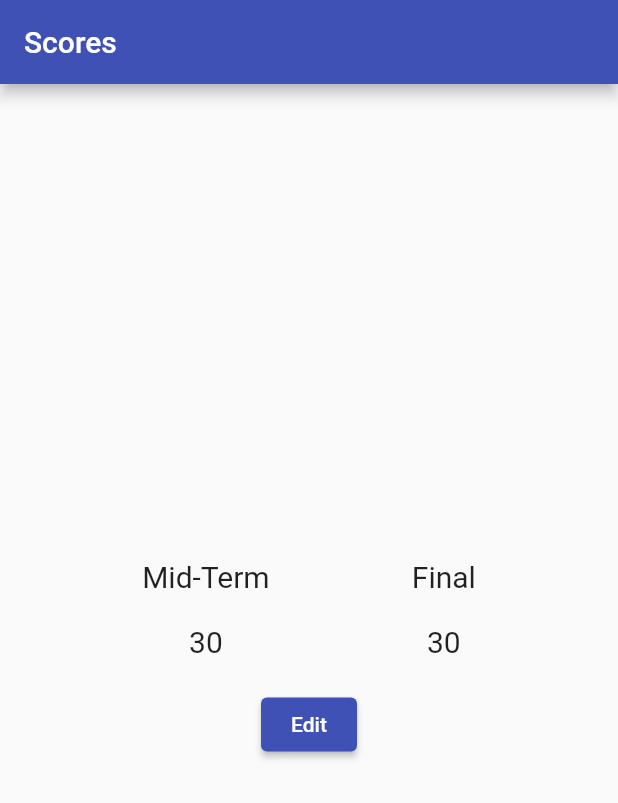
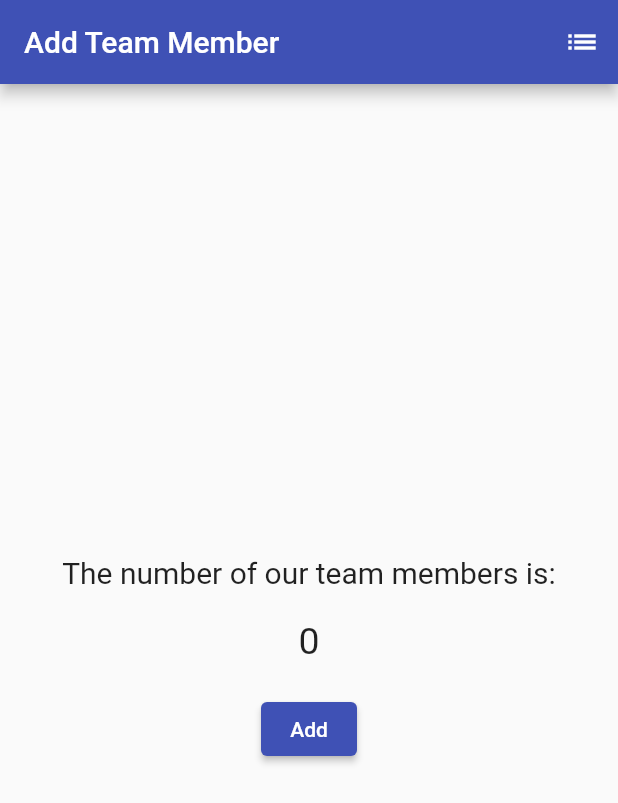
Before and after one commit to emotionalboySY/flutter_week12, a Flutter app: the screen it shows after launch, on a phone screen of 412 x 824 dp. Shown: the top 803 px of the screen. Run offline on Flutter 3.47's test engine with Material 2 defaults, Android fonts, the phone set to English and light mode, and no system bars; our stand-ins replace cloud_firestore, firebase_auth, firebase_core, flutter_chat_bubble, modal_progress_hud_nsn; accounts and stored records are empty.

Commit message:
Assignment 12 completed (source for lecture video deleted)

```diff
--- /dev/null
+++ b/flutter_week12/lib/addteammemberpage.dart
@@ -0,0 +1,120 @@
+import 'package:flutter/material.dart';
+import 'package:provider/provider.dart';
+
+import 'members.dart';
+import 'teammemberlistpage.dart';
+
+class AddTeamMemberPage extends StatelessWidget {
+  const AddTeamMemberPage({Key? key}) : super(key: key);
+
+  @override
+  Widget build(BuildContext context) {
+    return Scaffold(
+      appBar: AppBar(
+        title: const Text('Add Team Member'),
+        actions: [
+          IconButton(
+              onPressed: () {
+                Navigator.push(context, MaterialPageRoute(builder: (context) => const TeamMemberListPage()));
+              }, icon: const Icon(Icons.list)),
+        ],
+      ),
+      body: Column(
+        mainAxisAlignment: MainAxisAlignment.center,
+        children: [
+          const TeamMemberPanel(),
+          const SizedBox(
+            height: 20,
+          ),
+          ElevatedButton(
+              onPressed: () {
+                showModalBottomSheet(
+                    context: context,
+                    builder: (context) {
+                      String name = '';
+                      String number = '';
+                      return Padding(
+                        padding: EdgeInsets.only(bottom: MediaQuery.of(context).viewInsets.bottom),
+                        child: Container(
+                          height: 130,
+                          color: Colors.white,
+                          child: Center(
+                            child: Column(
+                              children: [
+                                Padding(
+                                  padding: const EdgeInsets.only(left: 16.0, right: 16.0),
+                                  child: Row(
+                                    mainAxisAlignment: MainAxisAlignment.center,
+                                    children: [
+                                      const Text("Student No.: "),
+                                      Expanded(
+                                        child: TextField(
+                                          onChanged: (value) {
+                                            number = value;
+                                          },
+                                        ),
+                                      ),
+                                      const Text("Name: "),
+                                      Expanded(
+                                        child: TextField(
+                                          onChanged: (value) {
+                                            name = value;
+                                          },
+                                        ),
+                                      ),
+                                    ],
+                                  ),
+                                ),
+                                const SizedBox(
+                                  height: 10,
+                                ),
+                                ElevatedButton(
+                                    onPressed: () {
+                                      context.read<Members>().addMember(name, number);
+                                      Navigator.pop(context);
+                                    },
+                                    child: const Text("Enter")),
+                              ],
+                            ),
+                          ),
+                        ),
+                      );
+                    }
+                );
+              },
+              child: const Text('Add')),
+        ],
+      ),
+    );
+  }
+}
+
+class TeamMemberPanel extends StatelessWidget {
+  const TeamMemberPanel({Key? key}) : super(key: key);
+
+  @override
+  Widget build(BuildContext context) {
+    return Center(
+      child: Column(
+        mainAxisAlignment: MainAxisAlignment.center,
+        children: [
+          const Text(
+            'The number of our team members is:',
+            style: TextStyle(
+              fontSize: 20,
+            ),
+          ),
+          const SizedBox(
+            height: 20,
+          ),
+          Text(
+            context.watch<Members>().arr.length.toString(),
+            style: const TextStyle(
+              fontSize: 25,
+            ),
+          ),
+        ],
+      ),
+    );
+  }
+}
--- a/flutter_week12/lib/editpage.dart
+++ /dev/null
@@ -1,76 +0,0 @@
-import 'package:flutter/material.dart';
-import 'package:provider/provider.dart';
-import 'scores.dart';
-
-class EditPage extends StatelessWidget {
-  const EditPage({Key? key}) : super(key: key);
-
-  @override
-  Widget build(BuildContext context) {
-    return ChangeNotifierProvider(
-      create: (BuildContext context) => DetailedScores(),
-      builder: (context, child) => Scaffold(
-        appBar: AppBar(
-          title: const Text('Edit Scores'),
-        ),
-        body: Column(
-          mainAxisAlignment: MainAxisAlignment.center,
-          children: [
-            EditPanel(),
-            Text('Additional Midterm', style: TextStyle(fontSize: 16),),
-            Text(context.watch<DetailedScores>().additionalMidterm.toString()),
-            Text('Additional Final', style: TextStyle(fontSize: 16),),
-            Text(context.watch<DetailedScores>().additionalFinal.toString()),
-          ],
-        ),
-      ),
-    );
-  }
-}
-
-class EditPanel extends StatelessWidget {
-  const EditPanel({Key? key}) : super(key: key);
-
-  @override
-  Widget build(BuildContext context) {
-    return Column(
-      mainAxisAlignment: MainAxisAlignment.center,
-      children: [
-        Row(
-          mainAxisAlignment: MainAxisAlignment.center,
-          children: [
-            Container(child: Text('Mid-Term', style: TextStyle(fontSize: 16),), width: 100,),
-            TextButton(
-                onPressed: () {
-                  context.read<Scores>().decreaseMidTerm();
-                  },
-                child: Text('-', style: TextStyle(fontSize: 16),)),
-            Text(context.select((Scores s) => s.midTermExam).toString(), style: TextStyle(fontSize: 16),),
-            TextButton(
-                onPressed: () {
-                  context.read<Scores>().increaseMidTerm();
-                },
-                child: Text('+', style: TextStyle(fontSize: 16),)),
-          ],
-        ),
-        Row(
-          mainAxisAlignment: MainAxisAlignment.center,
-          children: [
-            Container(child: Text('Final', style: TextStyle(fontSize: 16),), width: 100,),
-            TextButton(
-                onPressed: () {
-                  context.read<Scores>().decreaseFinal();
-                },
-                child: Text('-', style: TextStyle(fontSize: 16),)),
-            Text(context.select((Scores s) => s.finalExam).toString(), style: TextStyle(fontSize: 16),),
-            TextButton(
-                onPressed: () {
-                  context.read<Scores>().increaseFinal();
-                },
-                child: Text('+', style: TextStyle(fontSize: 16),)),
-          ],
-        ),
-      ],
-    );
-  }
-}
--- a/flutter_week12/lib/main.dart
+++ b/flutter_week12/lib/main.dart
@@ -1,7 +1,6 @@
 import 'package:flutter/material.dart';
-import 'package:flutter_week12/scorepage.dart';
-import 'package:flutter_week12/scores.dart';
-import 'editpage.dart';
+import 'package:flutter_week12/addteammemberpage.dart';
+import 'package:flutter_week12/members.dart';
 import 'package:provider/provider.dart';
 
 void main() {
@@ -14,13 +13,13 @@ class MyApp extends StatelessWidget {
   @override
   Widget build(BuildContext context) {
     return ChangeNotifierProvider(
-      create: (BuildContext context) => Scores(),
+      create: (BuildContext context) => Members(),
       builder: (context, child) => MaterialApp(
         title: 'My App',
         theme: ThemeData(
           primarySwatch: Colors.indigo,
         ),
-        home: ScorePage(),
+        home: const AddTeamMemberPage(),
       ),
     );
   }
--- /dev/null
+++ b/flutter_week12/lib/members.dart
@@ -0,0 +1,26 @@
+import 'package:flutter/material.dart';
+
+class Members with ChangeNotifier {
+  List<MemberDetail> arr = [];
+
+  addMember(String name, String number) {
+    MemberDetail temp = MemberDetail(name, number);
+    arr.add(temp);
+    notifyListeners();
+  }
+
+  delMember(int index) {
+    arr.removeAt(index);
+    notifyListeners();
+  }
+}
+
+class MemberDetail {
+  String name = '';
+  String number = '00000000';
+
+  MemberDetail(String n, String no) {
+    name = n;
+    number = no;
+  }
+}
--- a/flutter_week12/lib/scorepage.dart
+++ /dev/null
@@ -1,62 +0,0 @@
-import 'package:flutter/material.dart';
-import 'editpage.dart';
-import 'package:provider/provider.dart';
-import 'scores.dart';
-
-class ScorePage extends StatelessWidget {
-  const ScorePage({Key? key}) : super(key: key);
-
-  @override
-  Widget build(BuildContext context) {
-    return Scaffold(
-      appBar: AppBar(
-        title: const Text('Scores'),
-      ),
-      body: Column(
-        mainAxisAlignment: MainAxisAlignment.center,
-        children: [
-          const ScorePanel(),
-          const SizedBox(
-            height: 20,
-          ),
-          ElevatedButton(onPressed: () {
-            Navigator.push(context, MaterialPageRoute(builder: (context) => EditPage()));
-          }, child: const Text('Edit')),
-        ],
-      ),
-    );
-  }
-}
-
-class ScorePanel extends StatelessWidget {
-  const ScorePanel({Key? key}) : super(key: key);
-
-  @override
-  Widget build(BuildContext context) {
-    return Row(
-      mainAxisAlignment: MainAxisAlignment.spaceEvenly,
-      children: [
-        Column(
-          mainAxisAlignment: MainAxisAlignment.center,
-          children: [
-            const Text('Mid-Term', style: TextStyle(fontSize: 20),),
-            const SizedBox(
-              height: 20,
-            ),
-            Text(context.watch<Scores>().midTermExam.toString(), style: TextStyle(fontSize: 20),),
-          ],
-        ),
-        Column(
-          mainAxisAlignment: MainAxisAlignment.center,
-          children: [
-            const Text('Final', style: TextStyle(fontSize: 20),),
-            const SizedBox(
-              height: 20,
-            ),
-            Text(context.watch<Scores>().finalExam.toString(), style: TextStyle(fontSize: 20),),
-          ],
-        ),
-      ],
-    );
-  }
-}
```
Also changed, not shown: flutter_week12/lib/scores.dart (deleted, +0 -31 lines), flutter_week12/lib/teammemberlistpage.dart (added, +44 -0 lines).
